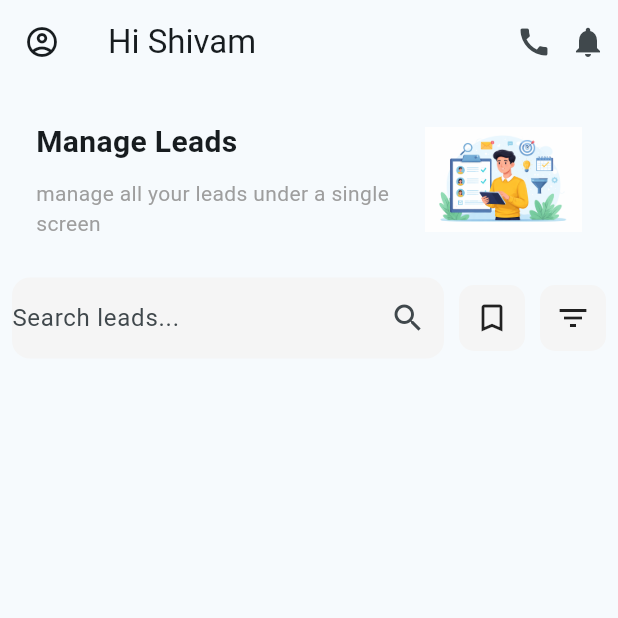
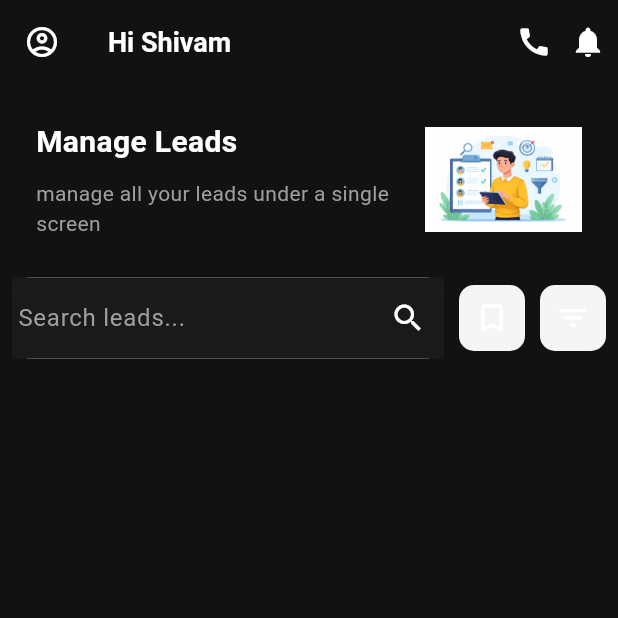
Before and after one commit to Shivam-Kaurav/LeadFlow, a Flutter app: the screen it shows after launch, on a phone screen of 412 x 824 dp, the top half of it. Run offline on Flutter 3.47's test engine with Material 3 defaults, Android fonts, the light colour scheme and no system bars.

Commit message:
feat(core): add dark theme with centralized colors, typography and ThemeData setup

```diff
--- /dev/null
+++ b/lib/core/theme/app_colors.dart
@@ -0,0 +1,26 @@
+import 'package:flutter/material.dart';
+
+class AppColors {
+  // primary branding
+  static const Color primary = Color(0xFF4CAF50);
+  static const Color secondary = Color(0xFF03DAC6);
+
+  //backgrounds
+  static const Color scaffoldBacground = Color(0xFF121212);
+  static const Color cardBackground = Color(0xFF1E1E1E);
+
+  //text colors
+  static const Color primaryText = Colors.white;
+  static const Color secondaryText = Colors.grey;
+
+  //borders
+  static const Color border = Color(0xFF2C2C2C);
+
+  //status colors
+  static const Color success = Colors.green;
+  static const Color error = Colors.red;
+  static const Color warning = Colors.orange;
+
+  //input field
+  static const Color inputField = Color(0xFF1A1A1A);
+}
--- /dev/null
+++ b/lib/core/theme/app_text_styles.dart
@@ -0,0 +1,26 @@
+import 'package:flutter/material.dart';
+import 'package:leadflow/core/theme/app_colors.dart';
+
+class AppTextStyles {
+  static const TextStyle heading = TextStyle(
+    fontSize: 20,
+    fontWeight: FontWeight.bold,
+    color: AppColors.primaryText,
+  );
+
+  static const TextStyle subHeading = TextStyle(
+    fontSize: 16,
+    fontWeight: FontWeight.w600,
+    color: AppColors.primaryText,
+  );
+
+  static const TextStyle body = TextStyle(
+    fontSize: 14,
+    color: AppColors.primaryText,
+  );
+
+  static const TextStyle caption = TextStyle(
+    fontSize: 12,
+    color: AppColors.primaryText,
+  );
+}
--- /dev/null
+++ b/lib/core/theme/app_theme.dart
@@ -0,0 +1,74 @@
+import 'package:flutter/material.dart';
+import 'package:leadflow/core/theme/app_colors.dart';
+import 'package:leadflow/core/theme/app_text_styles.dart';
+
+class AppTheme {
+  static ThemeData darkTheme = ThemeData(
+    brightness: Brightness.dark,
+
+    //colors
+    scaffoldBackgroundColor: AppColors.scaffoldBacground,
+    primaryColor: AppColors.primary,
+
+    colorScheme: const ColorScheme.dark(
+      primary: AppColors.primary,
+      secondary: AppColors.secondary,
+      surface: AppColors.scaffoldBacground,
+    ),
+
+    //app bar
+    appBarTheme: const AppBarTheme(
+      backgroundColor: AppColors.scaffoldBacground,
+      elevation: 0,
+      centerTitle: false,
+      iconTheme: IconThemeData(color: Colors.white),
+      titleTextStyle: TextStyle(
+        color: Colors.white,
+        fontSize: 18,
+        fontWeight: FontWeight.w600,
+      ),
+    ),
+
+    //buttons
+    elevatedButtonTheme: ElevatedButtonThemeData(
+      style: ElevatedButton.styleFrom(
+        backgroundColor: AppColors.primary,
+        foregroundColor: Colors.white,
+        shape: RoundedRectangleBorder(borderRadius: BorderRadius.circular(10)),
+      ),
+    ),
+
+    //Text
+    textTheme: const TextTheme(
+      titleLarge: AppTextStyles.heading,
+      titleMedium: AppTextStyles.subHeading,
+      bodyMedium: AppTextStyles.body,
+      bodySmall: AppTextStyles.caption,
+    ),
+
+    //card
+    cardTheme: CardThemeData(
+      color: AppColors.cardBackground,
+      shape: RoundedRectangleBorder(
+        borderRadius: BorderRadius.all(Radius.circular(12)),
+      ),
+      elevation: 2,
+    ),
+
+    //Input Fields
+    inputDecorationTheme: InputDecorationTheme(
+      filled: true,
+      fillColor: AppColors.inputField,
+      hintStyle: const TextStyle(color: Colors.grey),
+      border: OutlineInputBorder(
+        borderRadius: BorderRadius.circular(10),
+        borderSide: BorderSide.none,
+      ),
+    ),
+
+    //icons
+    iconTheme: const IconThemeData(color: Colors.white),
+    //divider
+    dividerColor: AppColors.border,
+  );
+}
--- a/lib/main.dart
+++ b/lib/main.dart
@@ -1,4 +1,5 @@
 import 'package:flutter/material.dart';
+import 'package:leadflow/core/theme/app_theme.dart';
 import 'package:leadflow/features/leads/presentation/screens/manage_leads_screen.dart';
 
 void main() {
@@ -12,9 +13,7 @@ class MyApp extends StatelessWidget {
     return MaterialApp(
       title: 'Leadflow',
       debugShowCheckedModeBanner: false,
-      theme: ThemeData(
-        colorScheme: ColorScheme.fromSeed(seedColor: Colors.blueGrey),
-      ),
+      theme: AppTheme.darkTheme,
       home: const ManageLeadsScreen(),
     );
   }
```
